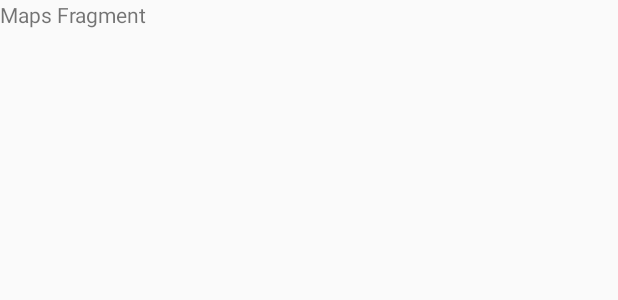
After one commit to RobertSchierz/CSGOTacs-AndroidApp, an Android app: the layout fragment_maps.xml on its own in the app's theme, with its tools: preview values and no code run, on a phone screen of 412 x 824 dp. The commit adds this screen. Shown: the top 300 px of the screen. Run offline under Robolectric (Android 15) with nearby library versions, the light colour scheme and no system bars.

Commit message:
Versucht neues Fragment zu laden beim Klick auf Menü-Item

```diff
--- a/app/src/main/res/layout/content_main.xml
+++ b/app/src/main/res/layout/content_main.xml
@@ -2,6 +2,7 @@
 <RelativeLayout xmlns:android="http://schemas.android.com/apk/res/android"
     xmlns:app="http://schemas.android.com/apk/res-auto"
     xmlns:tools="http://schemas.android.com/tools"
+    android:id="@+id/content_main"
     android:layout_width="match_parent"
     android:layout_height="match_parent"
     android:paddingBottom="@dimen/activity_vertical_margin"
--- /dev/null
+++ b/app/src/main/res/layout/fragment_maps.xml
@@ -0,0 +1,11 @@
+<?xml version="1.0" encoding="utf-8"?>
+<LinearLayout xmlns:android="http://schemas.android.com/apk/res/android"
+    android:orientation="vertical" android:layout_width="match_parent"
+    android:layout_height="match_parent">
+
+    <TextView
+        android:layout_width="wrap_content"
+        android:layout_height="wrap_content"
+        android:text="Maps Fragment"/>
+
+</LinearLayout>
```
Also changed, not shown: app/src/main/java/app/black0ut/de/map_service_android/MainActivity.java (+14 -1 lines), app/src/main/java/app/black0ut/de/map_service_android/fragments/MapsFragment.java (added, +33 -0 lines).
